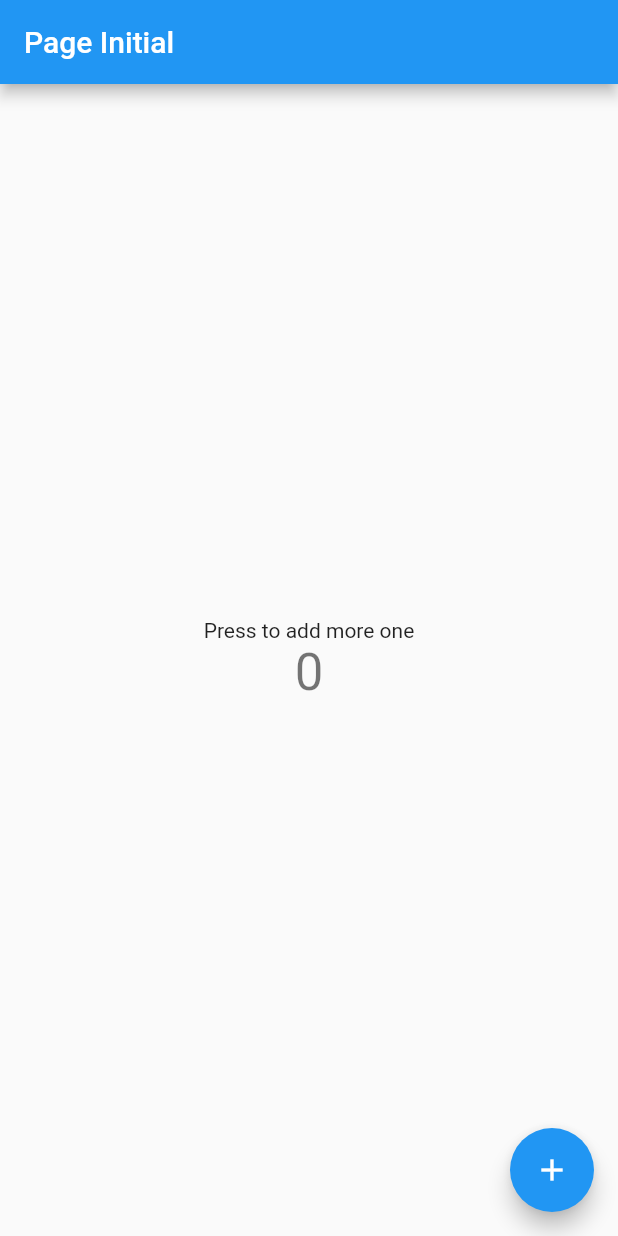
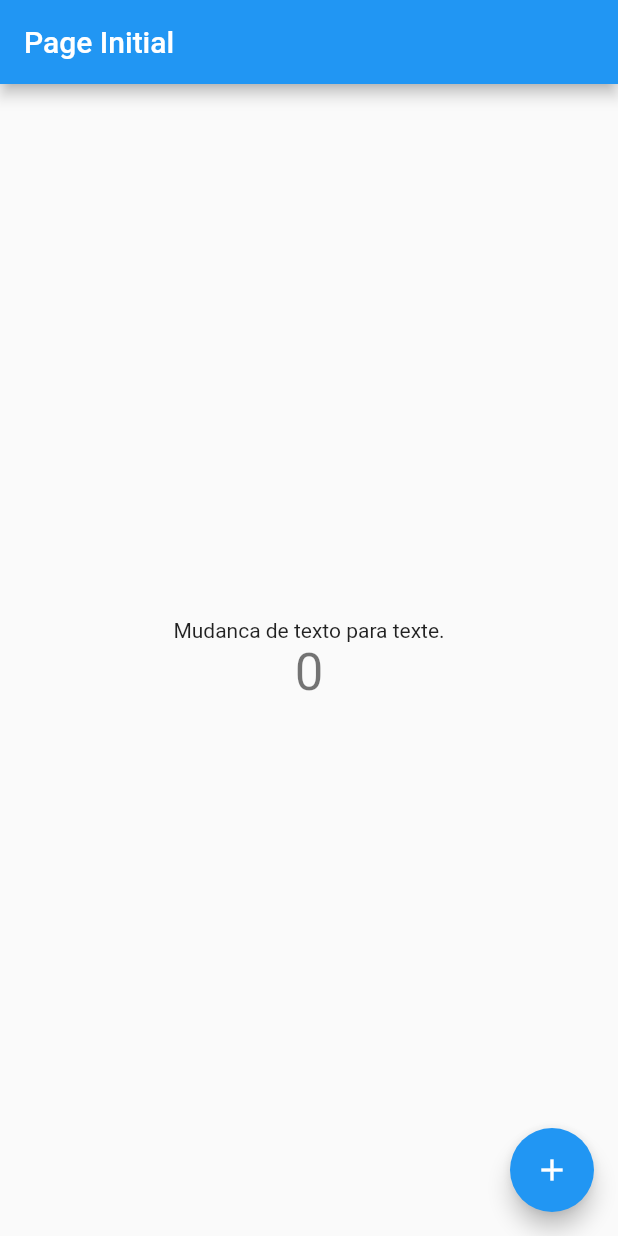
Before and after one commit to PivetAlencar32/example, a Flutter app: the screen it shows after launch, on a phone screen of 412 x 824 dp. Run offline on Flutter 3.47's test engine with Material 2 defaults, Android fonts, the phone set to English and light mode, and no system bars.

Commit message:
Update no texto para teste
Adicionei o texto "Mudanca de texto para texte" para realizar um teste

```diff
--- a/lib/main.dart
+++ b/lib/main.dart
@@ -96,7 +96,7 @@ class _MyHomePageState extends State<MyHomePage> {
           mainAxisAlignment: MainAxisAlignment.center,
           children: <Widget>[
             const Text(
-              'Press to add more one',
+              'Mudanca de texto para texte.',
             ),
             Text(
               '$_counter',
```
